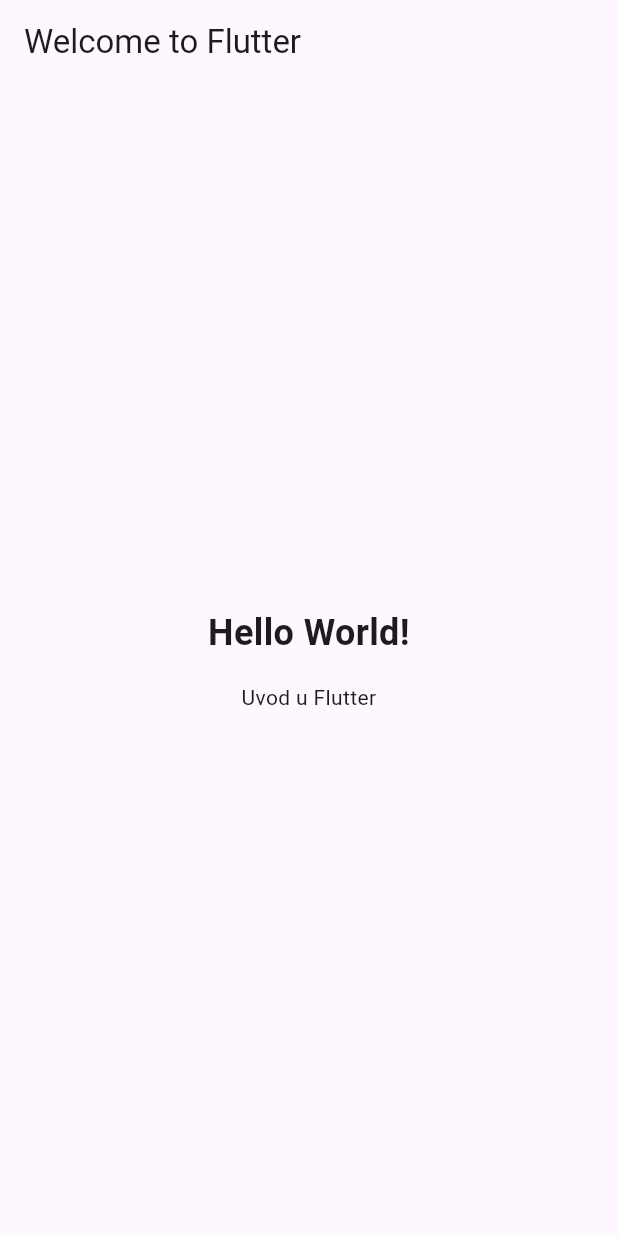
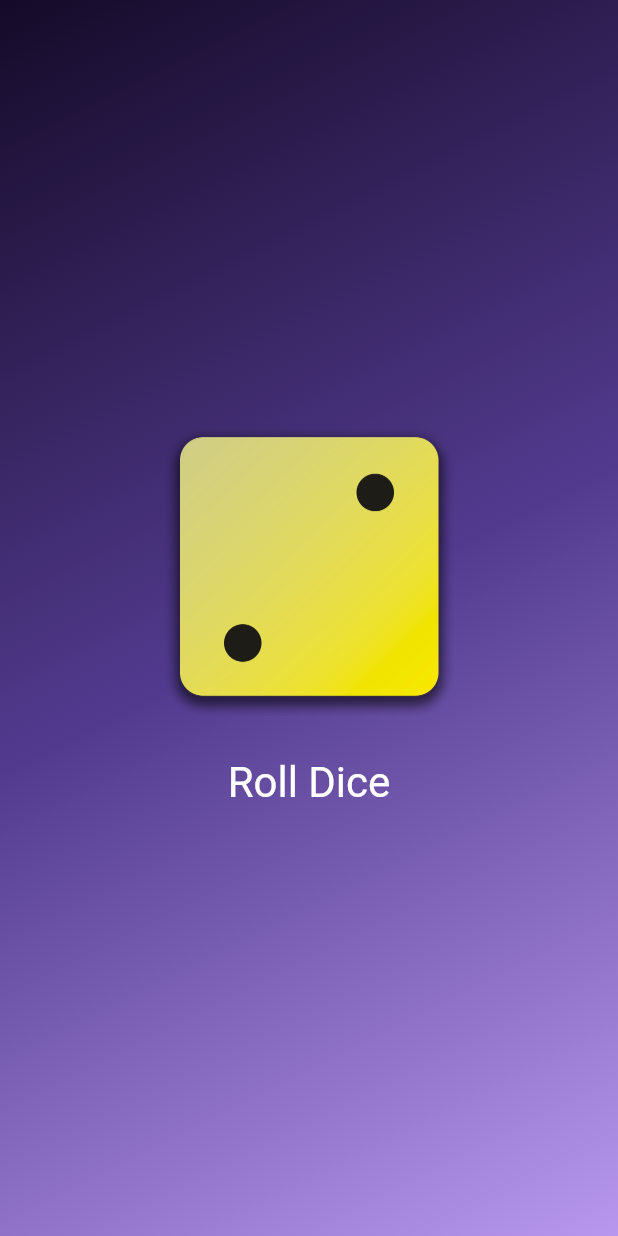
Before and after one commit to viktorija117/flutter_projects, a Flutter app: the screen it shows after launch, on a phone screen of 412 x 824 dp. Run offline on Flutter 3.47's test engine with Material 3 defaults, Android fonts, the phone set to English and light mode, and no system bars.

Commit message:
Flutter & Dart Fundamentals - Basic Syntax & Features

```diff
--- /dev/null
+++ b/first_app/lib/dice_roller.dart
@@ -0,0 +1,43 @@
+import 'package:flutter/material.dart';
+import 'dart:math';
+
+final Random randomizer = Random();
+
+class DiceRoller extends StatefulWidget {
+  const DiceRoller({super.key});
+
+  @override
+  State<DiceRoller> createState() {
+    return _DiceRollerState();
+  }
+}
+
+class _DiceRollerState extends State<DiceRoller> {
+  var diceRoll = 2;
+  void RollDice() {
+    setState(() {
+      // Random().nextInt(6); --> 0 <> 5
+      diceRoll = randomizer.nextInt(6) + 1; // 1 <> 6
+    });
+  }
+
+  @override
+  Widget build(context) {
+    return Column(
+      mainAxisSize: MainAxisSize.min,
+      children: [
+        Image.asset('assets/images/dice-$diceRoll.png', width: 200),
+        const SizedBox(height: 20),
+        TextButton(
+          onPressed: RollDice,
+          style: TextButton.styleFrom(
+            // padding: const EdgeInsets.only(top: 20),
+            foregroundColor: Colors.white,
+            textStyle: const TextStyle(fontSize: 28),
+          ),
+          child: const Text('Roll Dice'),
+        ),
+      ],
+    );
+  }
+}
--- /dev/null
+++ b/first_app/lib/gradient_container.dart
@@ -0,0 +1,24 @@
+import 'package:first_app/dice_roller.dart';
+import 'package:flutter/material.dart';
+
+var startAlignment = Alignment.topLeft;
+var endAlignment = Alignment.bottomRight;
+
+class GradientContainer extends StatelessWidget {
+  const GradientContainer({super.key, required this.colors});
+  final List<Color> colors;
+
+  @override
+  Widget build(context) {
+    return Container(
+      decoration: BoxDecoration(
+        gradient: LinearGradient(
+          colors: colors,
+          begin: startAlignment,
+          end: endAlignment,
+        ),
+      ),
+      child: Center(child: DiceRoller()),
+    );
+  }
+}
--- a/first_app/lib/main.dart
+++ b/first_app/lib/main.dart
@@ -1,37 +1,19 @@
 import 'package:flutter/material.dart';
+import 'gradient_container.dart';
 
 void main() {
-  runApp(const MyApp());
-}
-
-class MyApp extends StatelessWidget {
-  const MyApp({super.key});
-
-  @override
-  Widget build(BuildContext context) {
-    return MaterialApp(
-      title: 'Flutter First App',
-      theme: ThemeData(useMaterial3: true),
+  runApp(
+    MaterialApp(
       home: Scaffold(
-        appBar: AppBar(title: const Text('Welcome to Flutter')),
-        body: Container(
-          width: double.infinity,
-          padding: const EdgeInsets.all(12),
-          child: Column(
-            mainAxisAlignment: MainAxisAlignment.center,
-            crossAxisAlignment: CrossAxisAlignment.center,
-            children: const [
-              Text(
-                'Hello World!',
-                textAlign: TextAlign.center,
-                style: TextStyle(fontSize: 24, fontWeight: FontWeight.bold),
-              ),
-              SizedBox(height: 16),
-              Text('Uvod u Flutter', textAlign: TextAlign.center),
-            ],
-          ),
+        backgroundColor: const Color.fromARGB(255, 148, 115, 205),
+        body: GradientContainer(
+          colors: [
+            const Color.fromARGB(255, 21, 10, 40),
+            const Color.fromARGB(255, 82, 59, 143),
+            const Color.fromARGB(255, 184, 152, 239),
+          ],
         ),
       ),
-    );
-  }
+    ),
+  ); // Obavezno
 }
```
Also changed, not shown: first_app/lib/styled_text.dart (added, +18 -0 lines), first_app/pubspec.yaml (+7 -3 lines), first_app/assets/images/dice-1.png (added), first_app/assets/images/dice-2.png (added), first_app/assets/images/dice-3.png (added), first_app/assets/images/dice-4.png (added), first_app/assets/images/dice-5.png (added), first_app/assets/images/dice-6.png (added).
